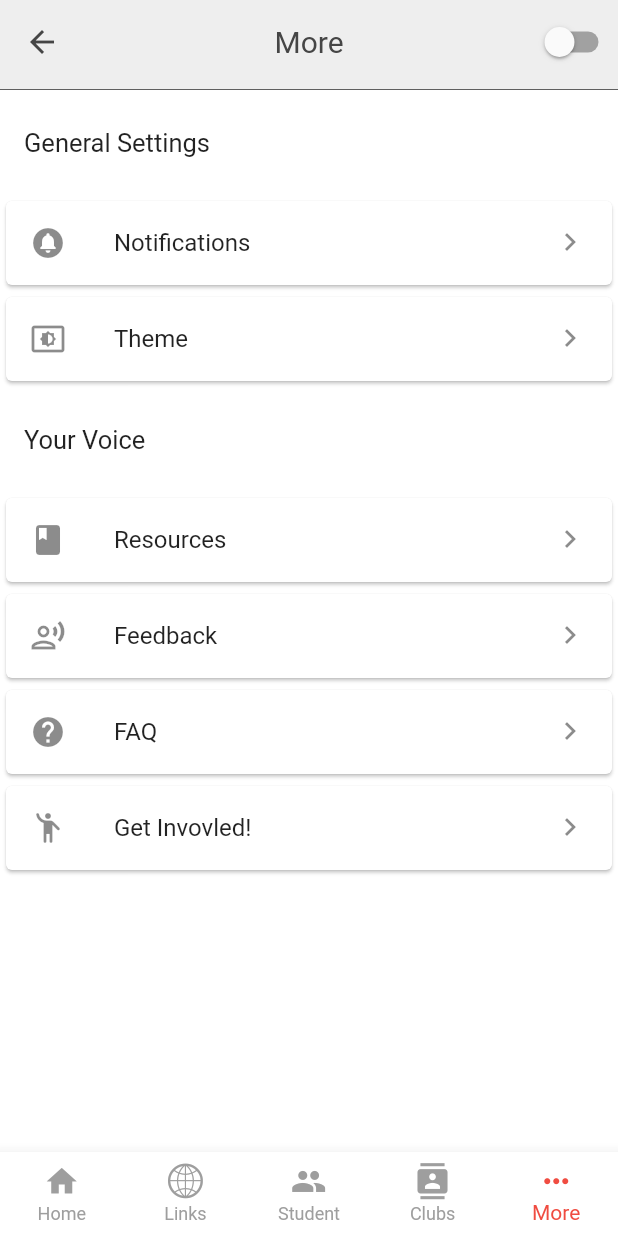
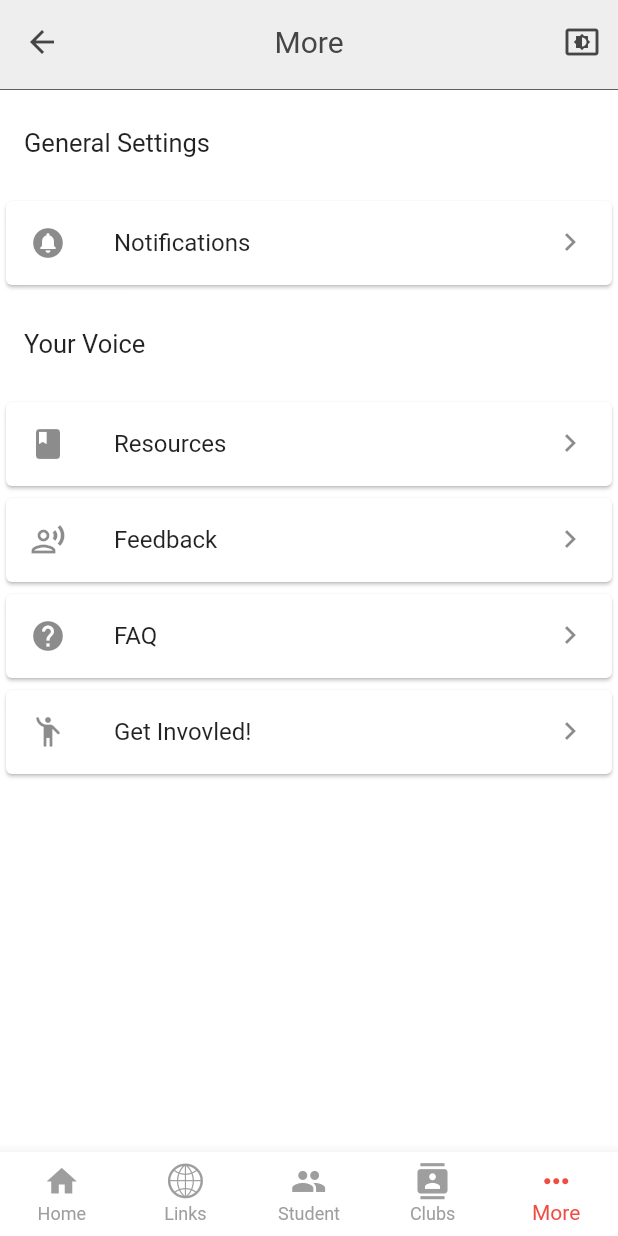
Before and after one commit to uhsmssschoolApp/WolfPackApp, a Flutter app: the more screen opened by its route, on a phone screen of 412 x 824 dp. Run offline on Flutter 3.47's test engine with Material 2 defaults, Android fonts, the phone set to English and light mode, and no system bars; our stand-ins replace shared_preferences, webview_flutter; accounts and stored records are empty; Roboto replaces fonts that are missing (SF, SFBold).

Commit message:
theming is done :)

```diff
--- a/testflutter/lib/main.dart
+++ b/testflutter/lib/main.dart
@@ -1,7 +1,6 @@
 import 'package:flutter/material.dart';
 import 'package:provider/provider.dart';
 import 'package:testflutter/more/notifications.dart';
-import 'package:testflutter/more/theme.dart';
 import 'package:testflutter/pages/clubs.dart';
 import 'package:testflutter/pages/home.dart';
 import 'more/resources.dart';
@@ -35,7 +34,6 @@ class MyApp extends StatelessWidget {
             "/student": (context) => student(),
             "/clubs": (context) => clubs(),
             "/more": (context) => more(),
-            "/themesettings": (context) => theme(),
             "/notifications": (context) => notifications(),
             "/resources": (context) => resources(),
           },
--- a/testflutter/lib/pages/home.dart
+++ b/testflutter/lib/pages/home.dart
@@ -9,7 +9,6 @@ import 'package:testflutter/appbar.dart';
 // import 'package:testflutter/connectivity.dart';
 import 'package:testflutter/homeutils/expand.dart';
 import 'package:testflutter/homeutils/yrdsbcalendar.dart';
-import 'package:testflutter/more/theme.dart';
 import 'package:testflutter/nav.dart';
 import 'package:testflutter/homeutils/time.dart';
 import 'package:testflutter/pages/links.dart';
--- a/testflutter/lib/pages/more.dart
+++ b/testflutter/lib/pages/more.dart
@@ -10,7 +10,7 @@ class more extends StatelessWidget {
   @override
   Widget build(BuildContext context) {
     List<String> morePaths = <String>[
-      "/themesettings",
+      "/themesettings", // DOESNT EXIST DONT ACCESS 0TH INDEX!!
       "/notifications",
       "/resources"
     ];
@@ -40,19 +40,6 @@ class more extends StatelessWidget {
               onTap: () {
                 Navigator.pushNamed(context, morePaths[1]);
               },
-            ),
-          ),
-          Card(
-            child: ListTile(
-              leading: Icon(Icons.settings_display),
-              trailing: arrowRight,
-              onTap: () {
-                Navigator.pushNamed(context, morePaths[0]);
-              },
-              title: Text(
-                "Theme",
-                style: settingTiles,
-              ),
             ),
           ),
           Container(
--- a/testflutter/lib/themes/changetheme.dart
+++ b/testflutter/lib/themes/changetheme.dart
@@ -8,9 +8,13 @@ class themeChanger extends StatelessWidget {
   @override
   Widget build(BuildContext context) {
     final themeprovider = Provider.of<ThemeProvider>(context);
-    return Switch.adaptive(
-      value: themeprovider.isDarkMode,
-      onChanged: (value) {
+    bool value = themeprovider.isDarkMode;
+    return IconButton(
+      icon: Icon(Icons.settings_display),
+      splashRadius: 0.1,
+      // value: themeprovider.isDarkMode,
+      onPressed: () {
+        value = !value;
         final provider = Provider.of<ThemeProvider>(context, listen: false);
         provider.toggleTheme(value);
       },
```
Also changed, not shown: testflutter/lib/more/theme.dart (deleted, +0 -69 lines).
